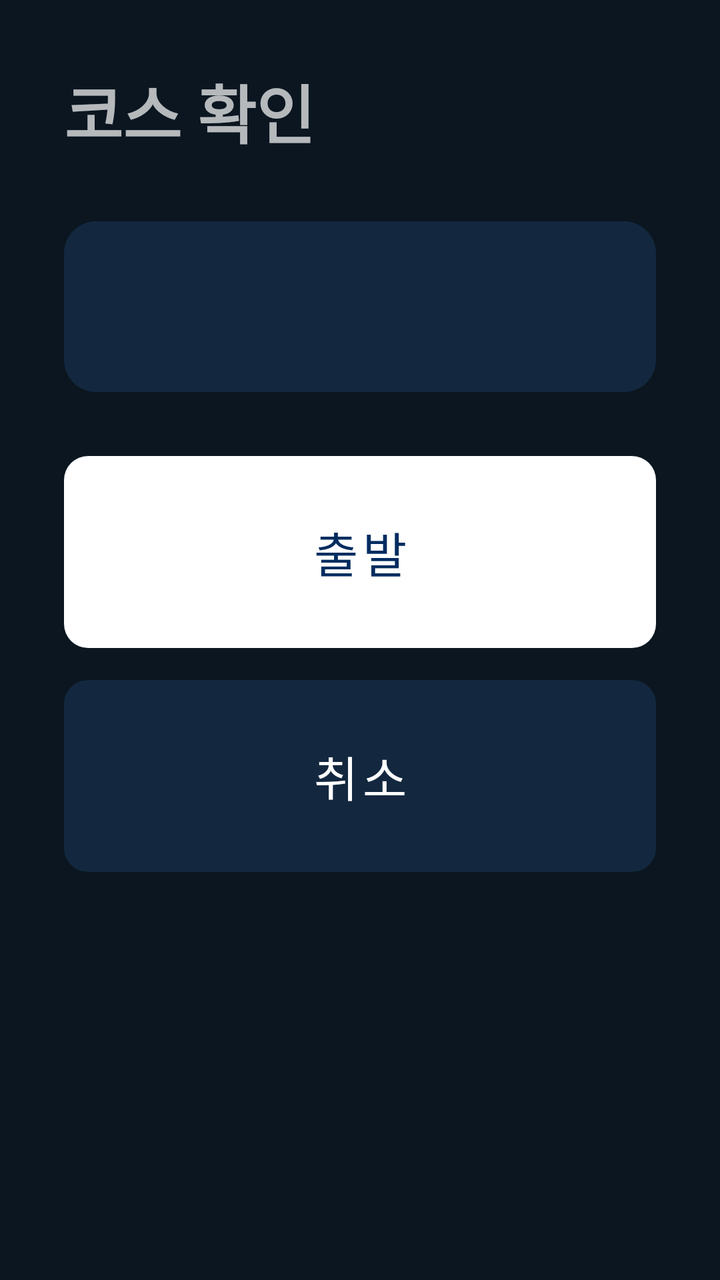
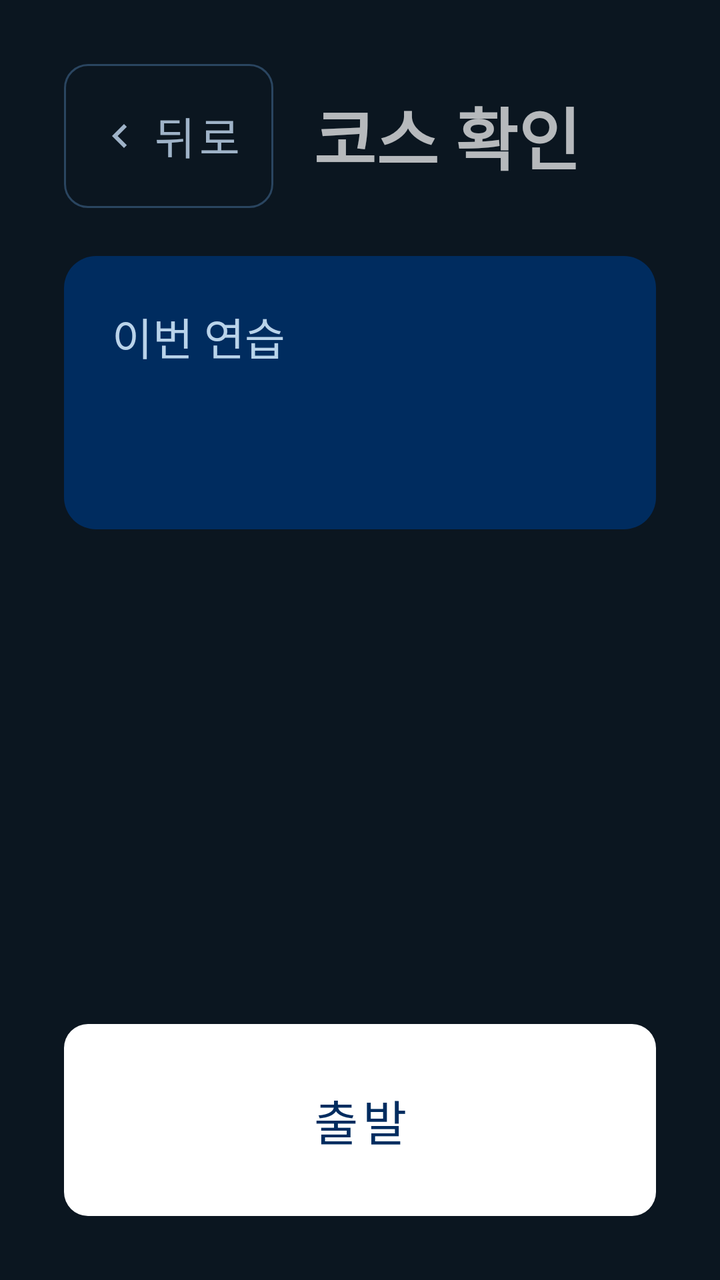

Compare the two renders of this Android layout. The source of the first and the diff that turns it into the second are given below.
<!-- AndroidManifest.xml: application theme Theme.Jeonunbochocar -->
<!-- res/layout/screen_confirm.xml -->
<?xml version="1.0" encoding="utf-8"?>
<LinearLayout xmlns:android="http://schemas.android.com/apk/res/android"
    android:layout_width="match_parent"
    android:layout_height="match_parent"
    android:orientation="vertical"
    android:padding="32dp">

    <TextView
        android:layout_width="wrap_content"
        android:layout_height="wrap_content"
        android:text="코스 확인"
        android:textSize="32sp"
        android:textStyle="bold" />

    <TextView
        android:id="@+id/courseInfo"
        android:layout_width="match_parent"
        android:layout_height="wrap_content"
        android:layout_marginTop="32dp"
        android:background="@drawable/bg_card"
        android:padding="24dp"
        android:textSize="28sp"
        android:textStyle="bold" />

    <Button
        android:id="@+id/btnStart"
        style="@style/Jb.Button.Primary"
        android:layout_width="match_parent"
        android:layout_height="96dp"
        android:layout_marginTop="32dp"
        android:text="출발" />

    <Button
        android:id="@+id/btnCancel"
        android:layout_width="match_parent"
        android:layout_height="96dp"
        android:layout_marginTop="16dp"
        android:text="취소" />
</LinearLayout>
<!-- resources referenced by this layout -->
<resources>
  <!-- drawable bg_card (drawable) -->
  <?xml version="1.0" encoding="utf-8"?>
  <shape xmlns:android="http://schemas.android.com/apk/res/android">
      <solid android:color="@color/jb_card" />
      <corners android:radius="16dp" />
  </shape>
  <style name="Jb.Button.Primary">
          <item name="backgroundTint">@color/white</item>
          <item name="android:textColor">@color/jb_navy</item>
      </style>
  <style name="Theme.Jeonunbochocar" parent="Theme.MaterialComponents.NoActionBar">
          <item name="colorPrimary">@color/jb_accent</item>
          <item name="colorPrimaryVariant">@color/jb_navy</item>
          <item name="colorOnPrimary">@color/jb_background</item>
          <item name="colorSecondary">@color/jb_accent</item>
          <item name="colorOnSecondary">@color/jb_background</item>
          <item name="android:windowBackground">@color/jb_background</item>
          <item name="android:statusBarColor">@color/jb_background</item>
          <item name="materialButtonStyle">@style/Jb.Button</item>
      </style>
  <color name="jb_card">#13283F</color>
  <color name="white">#FFFFFFFF</color>
  <color name="jb_navy">#002C5F</color>
  <color name="jb_accent">#00AAD2</color>
  <color name="jb_background">#0B1620</color>
  <style name="Jb.Button" parent="Widget.MaterialComponents.Button.UnelevatedButton">
          <item name="backgroundTint">@color/jb_card</item>
          <item name="android:textColor">@color/white</item>
          <item name="android:textSize">24sp</item>
          <item name="cornerRadius">12dp</item>
          <item name="android:insetTop">0dp</item>
          <item name="android:insetBottom">0dp</item>
      </style>
</resources>

<!-- the commit's change to res/layout/screen_confirm.xml (unified diff, before → after) -->
@@ -1,39 +1,77 @@
 <?xml version="1.0" encoding="utf-8"?>
 <LinearLayout xmlns:android="http://schemas.android.com/apk/res/android"
+    xmlns:app="http://schemas.android.com/apk/res-auto"
     android:layout_width="match_parent"
     android:layout_height="match_parent"
     android:orientation="vertical"
     android:padding="32dp">
 
-    <TextView
-        android:layout_width="wrap_content"
-        android:layout_height="wrap_content"
-        android:text="코스 확인"
-        android:textSize="32sp"
-        android:textStyle="bold" />
-
-    <TextView
-        android:id="@+id/courseInfo"
+    <LinearLayout
         android:layout_width="match_parent"
         android:layout_height="wrap_content"
-        android:layout_marginTop="32dp"
-        android:background="@drawable/bg_card"
-        android:padding="24dp"
-        android:textSize="28sp"
-        android:textStyle="bold" />
+        android:gravity="center_vertical"
+        android:orientation="horizontal">
+
+        <Button
+            android:id="@+id/btnBack"
+            style="@style/Jb.Button.Back"
+            android:layout_width="wrap_content"
+            android:layout_height="72dp"
+            android:layout_marginEnd="20dp"
+            android:text="뒤로" />
+
+        <TextView
+            android:layout_width="wrap_content"
+            android:layout_height="wrap_content"
+            android:text="코스 확인"
+            android:textSize="34sp"
+            android:textStyle="bold" />
+    </LinearLayout>
+
+    <ScrollView
+        android:layout_width="match_parent"
+        android:layout_height="0dp"
+        android:layout_marginTop="24dp"
+        android:layout_weight="1">
+
+        <LinearLayout
+            android:id="@+id/screenContent"
+            android:layout_width="match_parent"
+            android:layout_height="wrap_content"
+            android:orientation="vertical">
+
+            <LinearLayout
+                android:layout_width="match_parent"
+                android:layout_height="wrap_content"
+                android:layout_marginTop="0dp"
+                android:background="@drawable/bg_level_card"
+                android:orientation="vertical"
+                android:padding="24dp">
+
+                <TextView
+                    android:layout_width="wrap_content"
+                    android:layout_height="wrap_content"
+                    android:layout_marginTop="0dp"
+                    android:text="이번 연습"
+                    android:textColor="@color/jb_on_navy_secondary"
+                    android:textSize="22sp" />
+
+                <TextView
+                    android:id="@+id/courseInfo"
+                    android:layout_width="wrap_content"
+                    android:layout_height="wrap_content"
+                    android:layout_marginTop="8dp"
+                    android:textSize="36sp"
+                    android:textStyle="bold" />
+            </LinearLayout>
+        </LinearLayout>
+    </ScrollView>
 
     <Button
         android:id="@+id/btnStart"
         style="@style/Jb.Button.Primary"
         android:layout_width="match_parent"
         android:layout_height="96dp"
-        android:layout_marginTop="32dp"
+        android:layout_marginTop="16dp"
         android:text="출발" />
-
-    <Button
-        android:id="@+id/btnCancel"
-        android:layout_width="match_parent"
-        android:layout_height="96dp"
-        android:layout_marginTop="16dp"
-        android:text="취소" />
 </LinearLayout>
<!-- resource entries referenced after the edit -->
@@ -1,11 +1,23 @@
 <!-- resources referenced by this layout -->
 <resources>
-  <!-- drawable bg_card (drawable) -->
+  <color name="jb_on_navy_secondary">#B9D3EA</color>
+  <!-- drawable bg_level_card (drawable) -->
   <?xml version="1.0" encoding="utf-8"?>
   <shape xmlns:android="http://schemas.android.com/apk/res/android">
-      <solid android:color="@color/jb_card" />
+      <solid android:color="@color/jb_navy" />
       <corners android:radius="16dp" />
   </shape>
+  <style name="Jb.Button.Back" parent="Widget.MaterialComponents.Button.OutlinedButton">
+          <item name="strokeColor">@color/jb_outline</item>
+          <item name="android:textColor">@color/jb_text_secondary</item>
+          <item name="android:textSize">22sp</item>
+          <item name="cornerRadius">12dp</item>
+          <item name="icon">@drawable/ic_chevron_left</item>
+          <item name="iconTint">@color/jb_text_secondary</item>
+          <item name="android:minHeight">72dp</item>
+          <item name="android:insetTop">0dp</item>
+          <item name="android:insetBottom">0dp</item>
+      </style>
   <style name="Jb.Button.Primary">
           <item name="backgroundTint">@color/white</item>
           <item name="android:textColor">@color/jb_navy</item>
@@ -23,6 +35,19 @@
   <color name="jb_card">#13283F</color>
   <color name="white">#FFFFFFFF</color>
   <color name="jb_navy">#002C5F</color>
+  <color name="jb_outline">#2A4560</color>
+  <color name="jb_text_secondary">#9FB3C8</color>
+  <!-- drawable ic_chevron_left (drawable) -->
+  <?xml version="1.0" encoding="utf-8"?>
+  <vector xmlns:android="http://schemas.android.com/apk/res/android"
+      android:width="24dp"
+      android:height="24dp"
+      android:viewportWidth="24"
+      android:viewportHeight="24">
+      <path
+          android:fillColor="#FFFFFFFF"
+          android:pathData="M15.41,7.41L14,6l-6,6 6,6 1.41,-1.41L10.83,12z" />
+  </vector>
   <color name="jb_accent">#00AAD2</color>
   <color name="jb_background">#0B1620</color>
   <style name="Jb.Button" parent="Widget.MaterialComponents.Button.UnelevatedButton">
